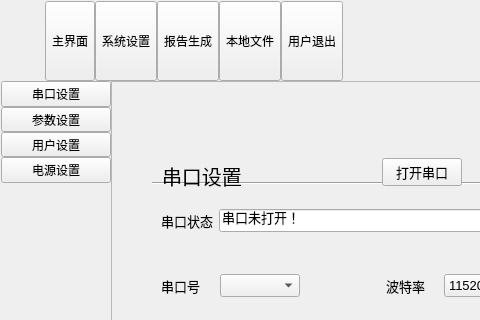
The window that uidemo08/form/frmmain.ui (ZeYu1391774324/BX-MagnetDetectorProject) describes before a commit, drawn with Qt 5; both pictures show x 0 to 480 and y 0 to 320 of the 984 by 668 pixel window.
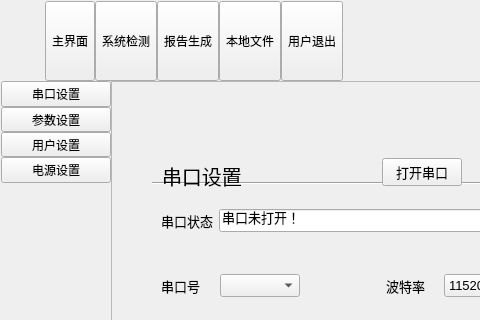
The same window after the commit. Icons and pictures are not drawn.

Diff of the .ui file:
```diff
--- a/uidemo08/form/frmmain.ui
+++ b/uidemo08/form/frmmain.ui
@@ -126,7 +126,7 @@
             </sizepolicy>
            </property>
            <property name="text">
-            <string>系统设置</string>
+            <string>系统检测</string>
            </property>
            <property name="icon">
             <iconset resource="../other/main.qrc">
```
